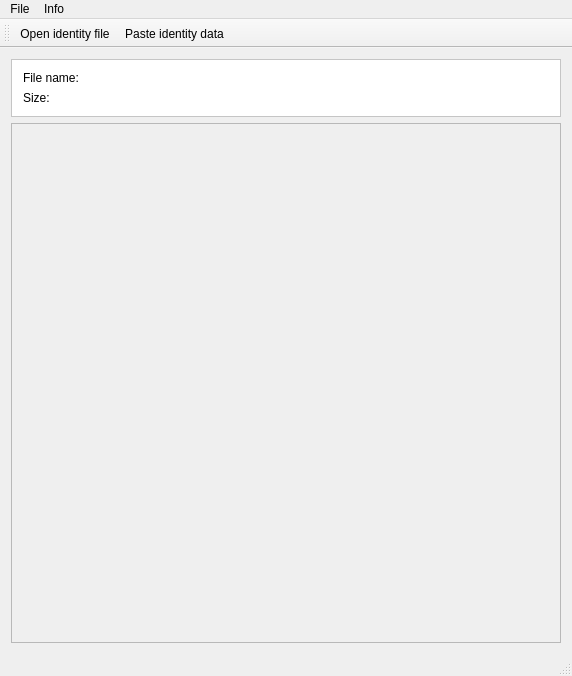
sqrldev/IdTool, file mainwindow.ui: the form before one commit.
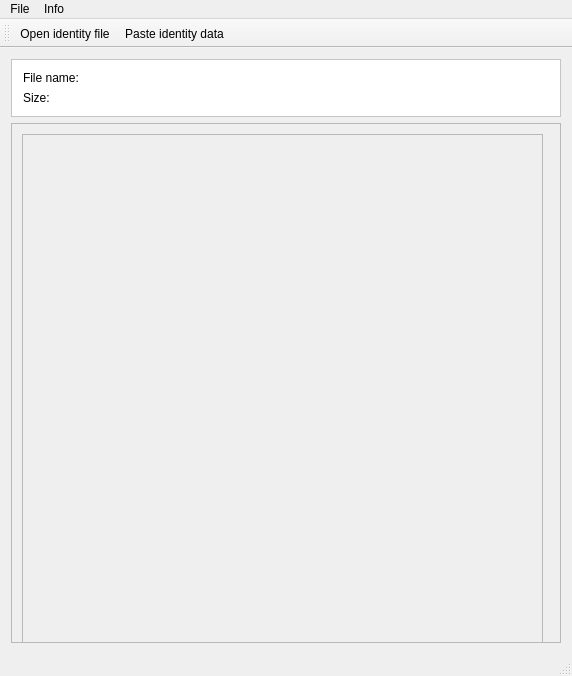
The form after the commit. Icons and pictures are not drawn.

What changed in the file:
```diff
--- a/mainwindow.ui
+++ b/mainwindow.ui
@@ -111,6 +111,22 @@
          <height>519</height>
         </rect>
        </property>
+       <widget class="QFrame" name="frame">
+        <property name="geometry">
+         <rect>
+          <x>10</x>
+          <y>10</y>
+          <width>521</width>
+          <height>581</height>
+         </rect>
+        </property>
+        <property name="frameShape">
+         <enum>QFrame::StyledPanel</enum>
+        </property>
+        <property name="frameShadow">
+         <enum>QFrame::Raised</enum>
+        </property>
+       </widget>
       </widget>
      </widget>
     </item>
```
